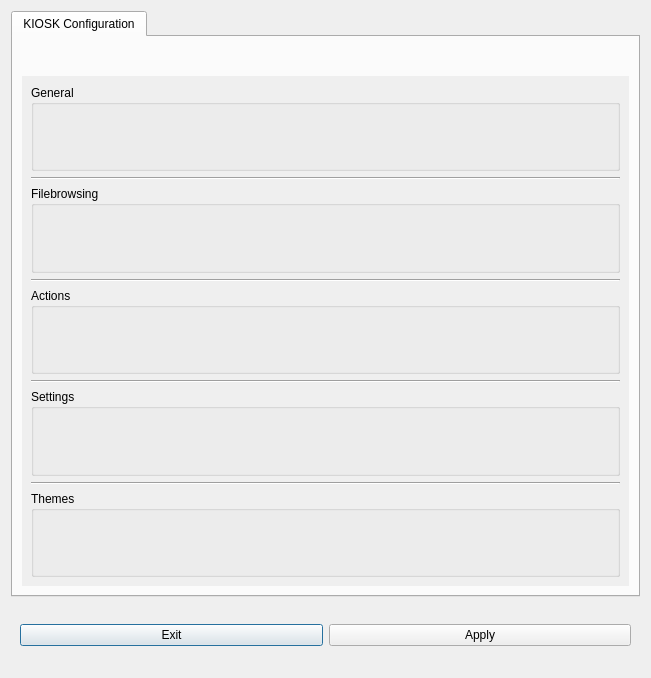
Qt form kiosk.ui (valueerrorx/life-kiosk) before a commit.
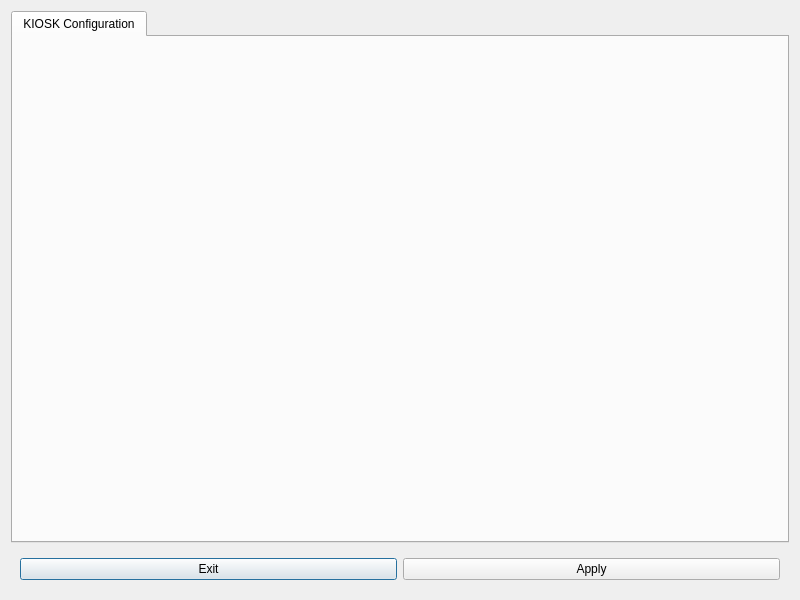
The same form after that commit. Icons and pictures are not drawn.

```diff
--- a/kiosk.ui
+++ b/kiosk.ui
@@ -7,8 +7,8 @@
    <rect>
     <x>0</x>
     <y>0</y>
-    <width>641</width>
-    <height>678</height>
+    <width>800</width>
+    <height>600</height>
    </rect>
   </property>
   <property name="sizePolicy">
@@ -17,10 +17,10 @@
     <verstretch>0</verstretch>
    </sizepolicy>
   </property>
-  <property name="maximumSize">
+  <property name="minimumSize">
    <size>
-    <width>641</width>
-    <height>678</height>
+    <width>800</width>
+    <height>600</height>
    </size>
   </property>
   <property name="windowTitle">
@@ -38,18 +38,6 @@
   <layout class="QVBoxLayout" name="verticalLayout_3">
    <item>
     <widget class="QTabWidget" name="tabWidget">
-     <property name="minimumSize">
-      <size>
-       <width>629</width>
-       <height>586</height>
-      </size>
-     </property>
-     <property name="maximumSize">
-      <size>
-       <width>629</width>
-       <height>586</height>
-      </size>
-     </property>
      <property name="font">
       <font>
        <family>Ubuntu</family>
@@ -66,6 +54,9 @@
      <property name="accessibleName">
       <string/>
      </property>
+     <property name="styleSheet">
+      <string notr="true"/>
+     </property>
      <property name="tabShape">
       <enum>QTabWidget::Rounded</enum>
      </property>
@@ -76,136 +67,7 @@
       <attribute name="title">
        <string>KIOSK Configuration</string>
       </attribute>
-      <layout class="QVBoxLayout" name="verticalLayout">
-       <item>
-        <widget class="QLabel" name="infolabel">
-         <property name="font">
-          <font>
-           <weight>50</weight>
-           <bold>false</bold>
-          </font>
-         </property>
-         <property name="styleSheet">
-          <string notr="true">margin-top:10px;</string>
-         </property>
-         <property name="text">
-          <string/>
-         </property>
-         <property name="alignment">
-          <set>Qt::AlignLeading|Qt::AlignLeft|Qt::AlignTop</set>
-         </property>
-         <property name="wordWrap">
-          <bool>true</bool>
-         </property>
-         <property name="indent">
-          <number>0</number>
-         </property>
-        </widget>
-       </item>
-       <item>
-        <widget class="QScrollArea" name="scrollArea">
-         <property name="frameShape">
-          <enum>QFrame::NoFrame</enum>
-         </property>
-         <property name="frameShadow">
-          <enum>QFrame::Plain</enum>
-         </property>
-         <property name="widgetResizable">
-          <bool>true</bool>
-         </property>
-         <widget class="QWidget" name="scrollAreaWidgetContents">
-          <property name="geometry">
-           <rect>
-            <x>0</x>
-            <y>0</y>
-            <width>609</width>
-            <height>505</height>
-           </rect>
-          </property>
-          <layout class="QVBoxLayout" name="verticalLayout_2">
-           <item>
-            <widget class="QGroupBox" name="generalbox">
-             <property name="title">
-              <string>General</string>
-             </property>
-             <property name="flat">
-              <bool>true</bool>
-             </property>
-            </widget>
-           </item>
-           <item>
-            <widget class="Line" name="line">
-             <property name="orientation">
-              <enum>Qt::Horizontal</enum>
-             </property>
-            </widget>
-           </item>
-           <item>
-            <widget class="QGroupBox" name="browsingbox">
-             <property name="title">
-              <string>Filebrowsing</string>
-             </property>
-             <property name="flat">
-              <bool>true</bool>
-             </property>
-            </widget>
-           </item>
-           <item>
-            <widget class="Line" name="line_2">
-             <property name="orientation">
-              <enum>Qt::Horizontal</enum>
-             </property>
-            </widget>
-           </item>
-           <item>
-            <widget class="QGroupBox" name="actionsbox">
-             <property name="title">
-              <string>Actions</string>
-             </property>
-             <property name="flat">
-              <bool>true</bool>
-             </property>
-            </widget>
-           </item>
-           <item>
-            <widget class="Line" name="line_3">
-             <property name="orientation">
-              <enum>Qt::Horizontal</enum>
-             </property>
-            </widget>
-           </item>
-           <item>
-            <widget class="QGroupBox" name="settingsbox">
-             <property name="title">
-              <string>Settings</string>
-             </property>
-             <property name="flat">
-              <bool>true</bool>
-             </property>
-            </widget>
-           </item>
-           <item>
-            <widget class="Line" name="line_4">
-             <property name="orientation">
-              <enum>Qt::Horizontal</enum>
-             </property>
-            </widget>
-           </item>
-           <item>
-            <widget class="QGroupBox" name="themesbox">
-             <property name="title">
-              <string>Themes</string>
-             </property>
-             <property name="flat">
-              <bool>true</bool>
-             </property>
-            </widget>
-           </item>
-          </layout>
-         </widget>
-        </widget>
-       </item>
-      </layout>
+      <layout class="QVBoxLayout" name="verticalLayout"/>
      </widget>
     </widget>
    </item>
```
Left out of the diff: 3 changed lines with no effect on the pictures.
